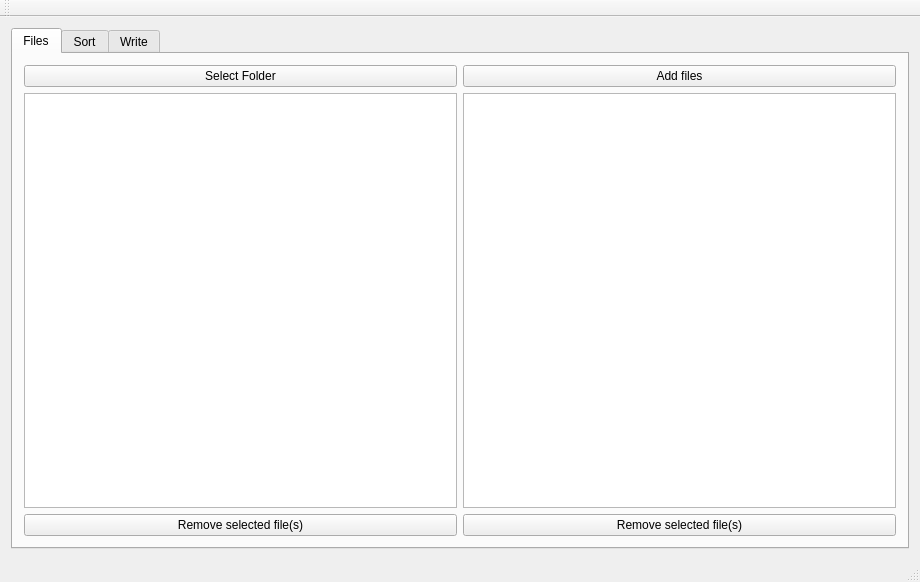
Qt form src/mainwindow.ui (tdegeus/chroto) before a commit.
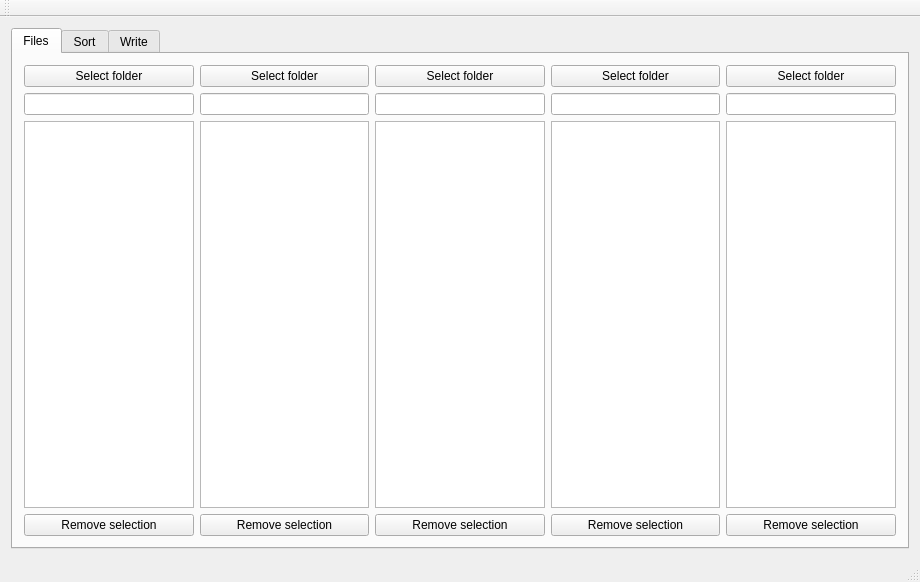
The same form after that commit. The open tabs and pages were chosen to show the change.

What changed in the file:
```diff
--- a/src/mainwindow.ui
+++ b/src/mainwindow.ui
@@ -30,12 +30,15 @@
           <item>
            <widget class="QPushButton" name="folder_pushButton">
             <property name="text">
-             <string>Select Folder</string>
+             <string>Select folder</string>
             </property>
            </widget>
           </item>
           <item>
-           <widget class="QListWidget" name="folder_listWidget">
+           <widget class="QLineEdit" name="cam0_lineEdit"/>
+          </item>
+          <item>
+           <widget class="QListWidget" name="cam0_listWidget">
             <property name="selectionMode">
              <enum>QAbstractItemView::ExtendedSelection</enum>
             </property>
@@ -44,7 +47,7 @@
           <item>
            <widget class="QPushButton" name="folder_rm_pushButton">
             <property name="text">
-             <string>Remove selected file(s)</string>
+             <string>Remove selection</string>
             </property>
            </widget>
           </item>
@@ -55,12 +58,15 @@
           <item>
            <widget class="QPushButton" name="add_pushButton">
             <property name="text">
-             <string>Add files</string>
+             <string>Select folder</string>
             </property>
            </widget>
           </item>
           <item>
-           <widget class="QListWidget" name="add_listWidget">
+           <widget class="QLineEdit" name="cam1_lineEdit"/>
+          </item>
+          <item>
+           <widget class="QListWidget" name="cam1_listWidget">
             <property name="dragEnabled">
              <bool>true</bool>
             </property>
@@ -75,7 +81,79 @@
           <item>
            <widget class="QPushButton" name="add_rm_pushButton">
             <property name="text">
-             <string>Remove selected file(s)</string>
+             <string>Remove selection</string>
+            </property>
+           </widget>
+          </item>
+         </layout>
+        </item>
+        <item>
+         <layout class="QVBoxLayout" name="verticalLayout_7">
+          <item>
+           <widget class="QPushButton" name="cam2_pushButton">
+            <property name="text">
+             <string>Select folder</string>
+            </property>
+           </widget>
+          </item>
+          <item>
+           <widget class="QLineEdit" name="cam2_lineEdit"/>
+          </item>
+          <item>
+           <widget class="QListWidget" name="cam2_listWidget"/>
+          </item>
+          <item>
+           <widget class="QPushButton" name="cam2_rm_pushButton">
+            <property name="text">
+             <string>Remove selection</string>
+            </property>
+           </widget>
+          </item>
+         </layout>
+        </item>
+        <item>
+         <layout class="QVBoxLayout" name="verticalLayout_8">
+          <item>
+           <widget class="QPushButton" name="cam3_pushButton">
+            <property name="text">
+             <string>Select folder</string>
+            </property>
+           </widget>
+          </item>
+          <item>
+           <widget class="QLineEdit" name="cam3_lineEdit"/>
+          </item>
+          <item>
+           <widget class="QListWidget" name="cam3_listWidget"/>
+          </item>
+          <item>
+           <widget class="QPushButton" name="cam3_rm_pushButton">
+            <property name="text">
+             <string>Remove selection</string>
+            </property>
+           </widget>
+          </item>
+         </layout>
+        </item>
+        <item>
+         <layout class="QVBoxLayout" name="verticalLayout_9">
+          <item>
+           <widget class="QPushButton" name="cam4_pushButton">
+            <property name="text">
+             <string>Select folder</string>
+            </property>
+           </widget>
+          </item>
+          <item>
+           <widget class="QLineEdit" name="cam4_lineEdit"/>
+          </item>
+          <item>
+           <widget class="QListWidget" name="cam4_listWidget"/>
+          </item>
+          <item>
+           <widget class="QPushButton" name="cam4_rm_pushButton">
+            <property name="text">
+             <string>Remove selection</string>
             </property>
            </widget>
           </item>
```
Left out of the diff: 55 changed lines with no effect on the pictures.
